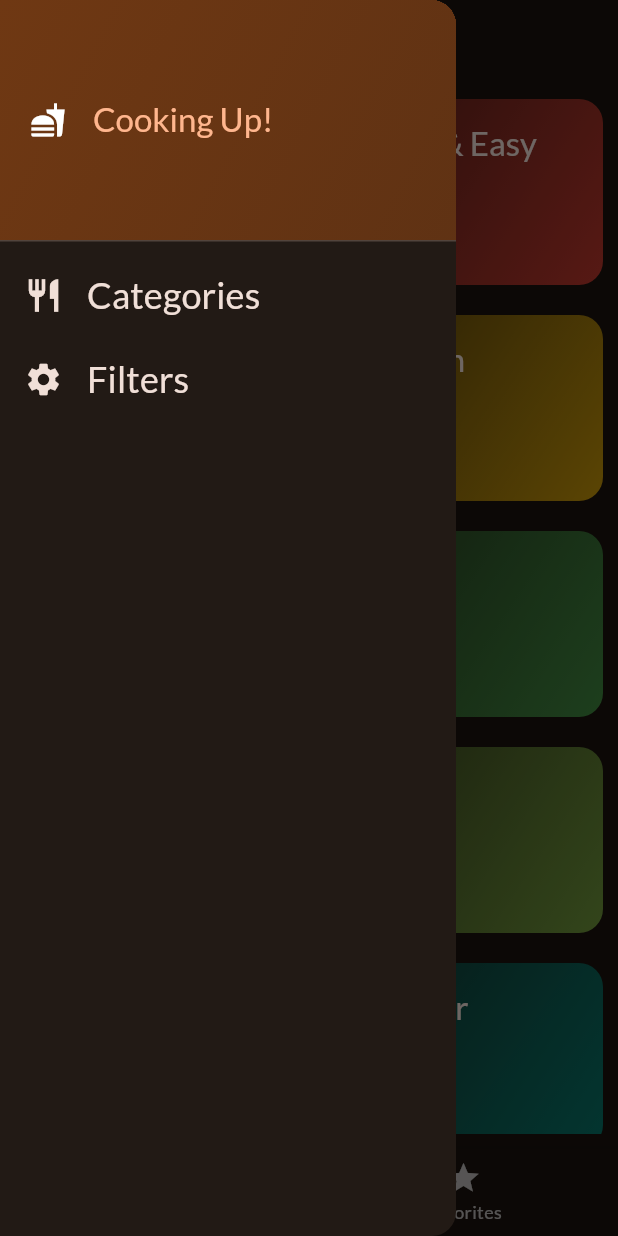
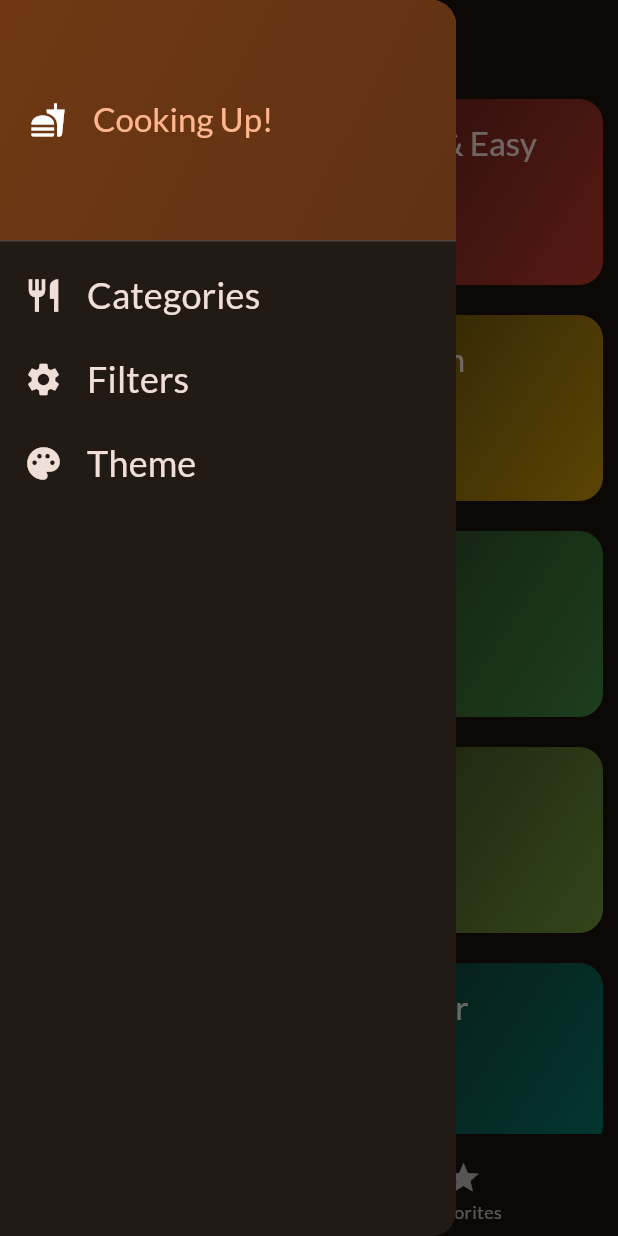
Before and after one commit to paivajonathan/app-comida-flutter, a Flutter app: the screen it shows after launch, with the side drawer open, on a phone screen of 412 x 824 dp. Run offline on Flutter 3.47's test engine with Material 3 defaults, Android fonts, the phone set to English and light mode, and no system bars; our stand-ins replace google_fonts, transparent_image.

Commit message:
feat: add theme drawer option to set to dark mode

```diff
--- a/lib/main.dart
+++ b/lib/main.dart
@@ -2,21 +2,11 @@ import 'package:flutter/material.dart';
 import 'package:google_fonts/google_fonts.dart';
 import 'package:projeto1/providers/favorite_meals.dart';
 import 'package:projeto1/providers/meal_filters.dart';
+import 'package:projeto1/providers/theme.dart';
 import 'package:projeto1/screens/tabs.dart';
 import 'package:provider/provider.dart';
 
-final theme = ThemeData(
-  useMaterial3: true,
-  textTheme: GoogleFonts.latoTextTheme(),
-  colorScheme: ColorScheme.fromSeed(
-    brightness: Brightness.dark,
-    seedColor: const Color.fromARGB(255, 131, 57, 0),
-  ),
-);
-
-void main() {
-  runApp(const MainApp());
-}
+void main() => runApp(const MainApp());
 
 class MainApp extends StatelessWidget {
   const MainApp({super.key});
@@ -31,11 +21,27 @@ class MainApp extends StatelessWidget {
         ChangeNotifierProvider(
           create: (context) => MealFiltersProvider(),
         ),
+        ChangeNotifierProvider(
+          create: (context) => ThemeProvider(),
+        ),
       ],
-      child: MaterialApp(
-        theme: theme,
-        home: const TabsScreen(),
-      ),
+      builder: (context, child) {
+        final themeProvider = context.watch<ThemeProvider>();
+
+        return MaterialApp(
+          theme: ThemeData(
+            useMaterial3: true,
+            textTheme: GoogleFonts.latoTextTheme(),
+            colorScheme: ColorScheme.fromSeed(
+              brightness: themeProvider.isDarkMode
+                ? Brightness.dark
+                : Brightness.light,
+              seedColor: const Color.fromARGB(255, 131, 57, 0),
+            ),
+          ),
+          home: const TabsScreen(),
+        );
+      },
     );
   }
 }
--- /dev/null
+++ b/lib/providers/theme.dart
@@ -0,0 +1,13 @@
+
+import 'package:flutter/material.dart';
+
+class ThemeProvider extends ChangeNotifier {
+  bool _isDarkMode = true;
+
+  bool get isDarkMode => _isDarkMode;
+
+  set isDarkMode(bool value) {
+    _isDarkMode = value;
+    notifyListeners();
+  }
+}
--- a/lib/screens/meal_details.dart
+++ b/lib/screens/meal_details.dart
@@ -156,10 +156,8 @@ class Title extends StatelessWidget {
         Text(
           content,
           textAlign: TextAlign.center,
-          style: const TextStyle(
-            fontSize: 20,
-            fontWeight: FontWeight.bold,
-            color: Colors.white,
+          style: Theme.of(context).textTheme.titleLarge!.copyWith(
+            color: Theme.of(context).colorScheme.onSurface,
           ),
         ),
         const SizedBox(height: 10),
--- a/lib/widgets/filter_switch_tile.dart
+++ b/lib/widgets/filter_switch_tile.dart
@@ -1,7 +1,7 @@
 import 'package:flutter/material.dart';
 
-class FilterSwitchTile extends StatelessWidget {
-  const FilterSwitchTile({
+class SwitchTile extends StatelessWidget {
+  const SwitchTile({
     super.key,
     required this.value,
     required this.onChanged,
--- a/lib/widgets/main_drawer/main_drawer.dart
+++ b/lib/widgets/main_drawer/main_drawer.dart
@@ -29,7 +29,14 @@ class MainDrawer extends StatelessWidget {
             onTap: () {
               onSelectedScreen("filters");
             },
-          )
+          ),
+          MainDrawerListTile(
+            title: "Theme",
+            icon: Icons.palette,
+            onTap: () {
+              onSelectedScreen("theme");
+            },
+          ),
         ],
       ),
     );
--- a/lib/widgets/meal_item.dart
+++ b/lib/widgets/meal_item.dart
@@ -73,14 +73,17 @@ class MealItem extends StatelessWidget {
                         MealItemTrait(
                           label: "${meal.duration.toString()} min",
                           icon: Icons.schedule,
+                          color: Colors.white,
                         ),
                         MealItemTrait(
                           label: _getTitle(meal.complexity.name),
                           icon: Icons.work,
+                          color: Colors.white,
                         ),
                         MealItemTrait(
                           label: _getTitle(meal.affordability.name),
                           icon: Icons.attach_money,
+                          color: Colors.white,
                         ),
                       ],
                     )
```
Also changed, not shown: lib/screens/filters.dart (+14 -6 lines), lib/screens/tabs.dart (+10 -2 lines), lib/screens/theme.dart (added, +59 -0 lines), lib/widgets/meal_item_trait.dart (+15 -2 lines).
